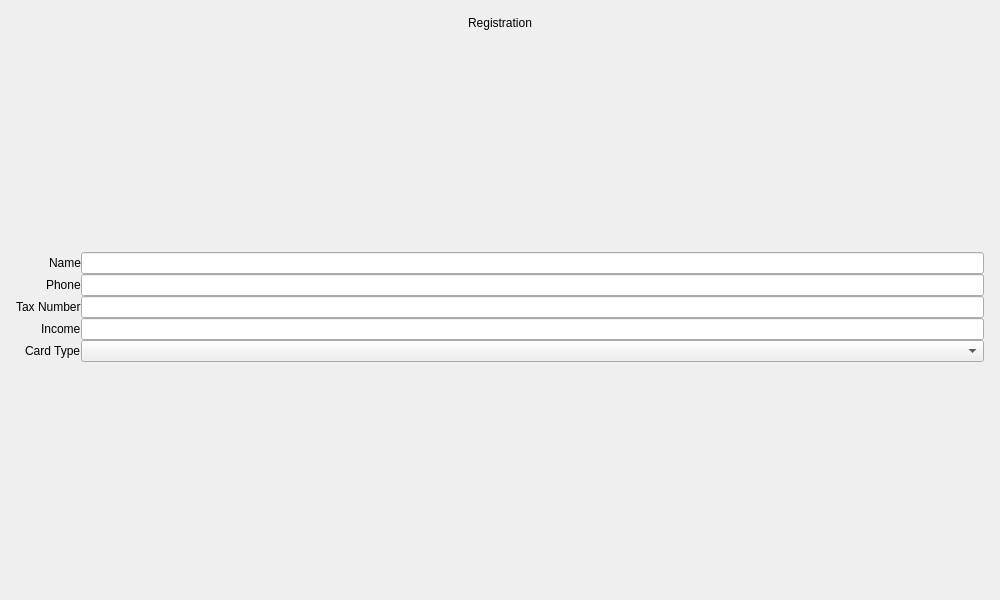
The window that views/registration/registrationwindow.ui (IronTony-Stark/ATM) describes before a commit, drawn with Qt 5.
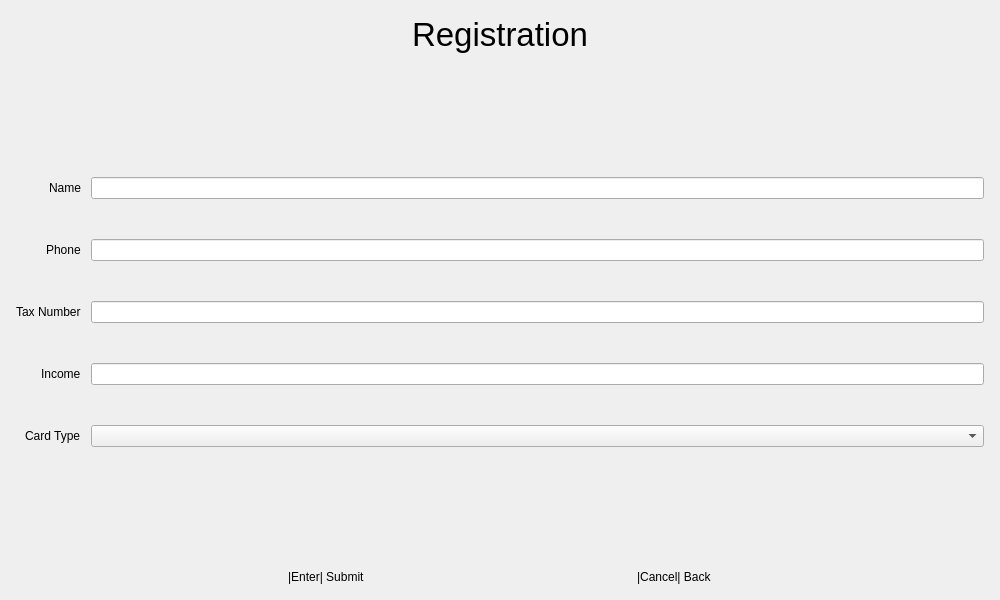
The same window after the commit.

Diff of the .ui file:
```diff
--- a/views/registration/registrationwindow.ui
+++ b/views/registration/registrationwindow.ui
@@ -34,7 +34,7 @@
         <number>0</number>
        </property>
        <item row="0" column="0">
-        <layout class="QVBoxLayout" name="verticalLayout">
+        <layout class="QVBoxLayout" name="verticalLayout" stretch="0,5,1">
          <property name="leftMargin">
           <number>5</number>
          </property>
@@ -55,19 +55,36 @@
              <verstretch>0</verstretch>
             </sizepolicy>
            </property>
+           <property name="font">
+            <font>
+             <pointsize>25</pointsize>
+            </font>
+           </property>
            <property name="text">
             <string>Registration</string>
            </property>
+           <property name="margin">
+            <number>20</number>
+           </property>
           </widget>
          </item>
          <item>
           <layout class="QFormLayout" name="formLayout">
+           <property name="sizeConstraint">
+            <enum>QLayout::SetDefaultConstraint</enum>
+           </property>
            <property name="labelAlignment">
             <set>Qt::AlignRight|Qt::AlignTrailing|Qt::AlignVCenter</set>
            </property>
            <property name="formAlignment">
             <set>Qt::AlignCenter</set>
            </property>
+           <property name="horizontalSpacing">
+            <number>10</number>
+           </property>
+           <property name="verticalSpacing">
+            <number>40</number>
+           </property>
            <item row="0" column="0">
             <widget class="QLabel" name="labelName">
              <property name="text">
@@ -120,6 +137,36 @@
            </item>
           </layout>
          </item>
+         <item>
+          <layout class="QHBoxLayout" name="horizontalLayout">
+           <item>
+            <widget class="QLabel" name="label_2">
+             <property name="sizePolicy">
+              <sizepolicy hsizetype="Fixed" vsizetype="Fixed">
+               <horstretch>0</horstretch>
+               <verstretch>0</verstretch>
+              </sizepolicy>
+             </property>
+             <property name="text">
+              <string>|Enter| Submit</string>
+             </property>
+            </widget>
+           </item>
+           <item>
+            <widget class="QLabel" name="label">
+             <property name="sizePolicy">
+              <sizepolicy hsizetype="Fixed" vsizetype="Fixed">
+               <horstretch>0</horstretch>
+               <verstretch>0</verstretch>
+              </sizepolicy>
+             </property>
+             <property name="text">
+              <string>|Cancel| Back</string>
+             </property>
+            </widget>
+           </item>
+          </layout>
+         </item>
         </layout>
        </item>
       </layout>
```
